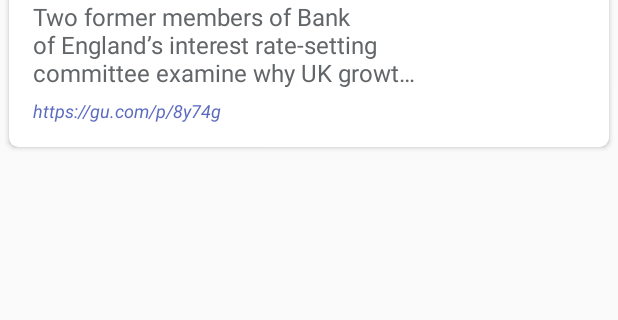
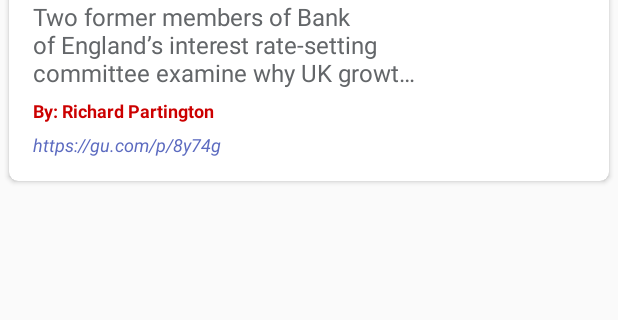
Before and after one commit to thewisemo/YourNews, an Android app: the layout list_item.xml on its own in the app's theme, with its tools: preview values and no code run, on a phone screen of 412 x 824 dp, the part 206-526 px from its top. Run offline under Robolectric (Android 15) with nearby library versions, the phone set to English and light mode, and no system bars.

Commit message:
2nd updated project for reviewing with : - Using swiperefreshlayout, So user can refresh the news without restarting the app. - Fetching the webTitle string key which holds the Story Author, Also changed the Query link from : https://content.guardianapis.com/search?q=debate%20AND%20(economy%20OR%20immigration%20education)&tag=politics/politics&from-date=2018-01-01&to-date=2018-06-01&page-size=100&show-fields=trailText,headline,thumbnail,shortUrl&api-key=test
To :
https://content.guardianapis.com/search?q=debate%20AND%20(economy%20OR%20immigration%20education)&tag=politics/politics&from-date=2018-01-01&to-date=2018-06-01&page-size=100&show-tags=contributor&show-fields=trailText,headline,thumbnail,shortUrl&api-key=test

```diff
--- a/app/src/main/res/layout-v21/list_item.xml
+++ /dev/null
@@ -1,91 +0,0 @@
-<?xml version="1.0" encoding="utf-8"?>
-<LinearLayout xmlns:android="http://schemas.android.com/apk/res/android"
-    xmlns:card_view="http://schemas.android.com/apk/res-auto"
-    xmlns:tools="http://schemas.android.com/tools"
-    android:id="@+id/cardView"
-    android:layout_width="match_parent"
-    android:layout_height="match_parent">
-
-    <android.support.v7.widget.CardView
-        android:layout_width="match_parent"
-        android:layout_height="wrap_content"
-        android:layout_margin="@dimen/sixDp"
-        card_view:cardCornerRadius="@dimen/sixDp"
-        card_view:contentPadding="@dimen/sixteenDp">
-        <!--Story Image View-->
-        <ImageView
-            android:id="@+id/story_thumb"
-            android:layout_width="@dimen/storyImageSize"
-            android:layout_height="@dimen/storyImageSize"
-            android:layout_gravity="end"
-            android:layout_marginTop="@dimen/thirtyFiveDp"
-            android:contentDescription="@string/story_image_thumbnail"
-            android:scaleType="centerCrop"
-            android:src="@mipmap/ic_launcher" />
-        <!--Start Story Section, date, time Text Vs-->
-        <LinearLayout
-            android:layout_width="match_parent"
-            android:layout_height="wrap_content"
-            android:orientation="horizontal">
-            <!--Story section name TV-->
-            <TextView
-                android:id="@+id/sectionName"
-                android:layout_width="wrap_content"
-                android:layout_height="wrap_content"
-                android:switchTextAppearance="@style/sectionName"
-                tools:text="Business" />
-            <!--Story Date TV-->
-            <TextView
-                android:id="@+id/dateTv"
-                style="@style/storyDate"
-                android:layout_width="wrap_content"
-                android:layout_height="wrap_content"
-                android:layout_marginStart="@dimen/tenDp"
-                tools:text="2018-05-29" />
-            <!--Story Time TV-->
-            <TextView
-                android:id="@+id/timeTv"
-                style="@style/storyTime"
-                android:layout_width="wrap_content"
-                android:layout_height="wrap_content"
-                android:layout_marginStart="@dimen/tenDp"
-                tools:text="11:57" />
-            <!--End Story Section, date, time Text Vs-->
-        </LinearLayout>
-        <!--Start Story Text Vs-->
-        <LinearLayout
-            android:layout_width="match_parent"
-            android:layout_height="match_parent"
-            android:layout_marginEnd="@dimen/storyTextMargin"
-            android:layout_marginTop="@dimen/thirtyFiveDp"
-            android:orientation="vertical">
-            <!--Story Head Line TV-->
-            <TextView
-                android:id="@+id/headline"
-                style="@style/StoryHeadLine"
-                android:layout_width="match_parent"
-                android:layout_height="wrap_content"
-                tools:text="@string/story_headline_demo" />
-            <!--Story Trail Text TV-->
-            <TextView
-                android:id="@+id/trailText"
-                style="@style/trailText"
-                android:layout_width="wrap_content"
-                android:layout_height="wrap_content"
-                android:layout_marginTop="@dimen/sixDp"
-                android:ellipsize="end"
-                android:maxLines="3"
-                tools:text="@string/trial_text_demo" />
-            <!--Story Short URL TV-->
-            <TextView
-                android:id="@+id/shortUrl"
-                style="@style/storyShortUrl"
-                android:layout_width="wrap_content"
-                android:layout_height="wrap_content"
-                android:layout_marginTop="@dimen/sixDp"
-                tools:text="https://gu.com/p/8y74g" />
-            <!--End Story Text Vs-->
-        </LinearLayout>
-    </android.support.v7.widget.CardView>
-
-</LinearLayout>
--- a/app/src/main/res/layout/list_item.xml
+++ b/app/src/main/res/layout/list_item.xml
@@ -79,6 +79,15 @@
                 android:ellipsize="end"
                 android:maxLines="3"
                 tools:text="@string/trial_text_demo" />
+            <!--Story Author TV-->
+            <TextView
+                android:id="@+id/author"
+                style="@style/storyAuthor"
+                android:layout_width="wrap_content"
+                android:layout_height="wrap_content"
+                android:layout_marginTop="@dimen/sixDp"
+                tools:text="By: Richard Partington" />
+
             <!--Story Short URL TV-->
             <TextView
                 android:id="@+id/shortUrl"
--- a/app/src/main/res/values-v21/strings.xml
+++ /dev/null
@@ -1,6 +0,0 @@
-<?xml version="1.0" encoding="utf-8"?>
-<resources>
-    <string name="not_defined">NOT DEFINED</string>
-    <string name="no_internet_connection">No Internet Connection!</string>
-    <string name="no_stories">No stories to be shown.</string>
-</resources>
--- a/app/src/main/res/values-v21/styles.xml
+++ /dev/null
@@ -1,43 +0,0 @@
-<resources>
-    <!-- Base application theme. -->
-    <style name="AppTheme" parent="Theme.AppCompat.Light.NoActionBar">
-        <!-- Customize your theme here. -->
-        <item name="colorPrimary">@color/colorPrimary</item>
-        <item name="colorPrimaryDark">@color/colorPrimaryDark</item>
-        <item name="colorAccent">@color/colorAccent</item>
-    </style>
-    <!--Story Headline-->
-    <style name="StoryHeadLine">
-        <item name="android:textSize">@dimen/twentySp</item>
-        <item name="android:textColor">@android:color/black</item>
-        <item name="android:textStyle">bold</item>
-    </style>
-    <!--Story Section Name-->
-    <style name="sectionName">
-        <item name="android:textSize">@dimen/fourteenSp</item>
-        <item name="android:textStyle">bold</item>
-    </style>
-    <!--Story Date-->
-    <style name="storyDate">
-        <item name="android:textSize">@dimen/twelveSp</item>
-        <item name="android:textStyle">bold</item>
-        <item name="android:textColor">@color/date</item>
-    </style>
-    <!--Story Time-->
-    <style name="storyTime">
-        <item name="android:textSize">@dimen/twelveSp</item>
-        <item name="android:textStyle">bold</item>
-        <item name="android:textColor">@color/time</item>
-    </style>
-    <!--Story Trail Text-->
-    <style name="trailText">
-        <item name="android:textSize">@dimen/sixteenSp</item>
-        <item name="android:textColor">@color/accent_device_default_light</item>
-    </style>
-    <!--Story Short URL-->
-    <style name="storyShortUrl">
-        <item name="android:textSize">@dimen/twelveSp</item>
-        <item name="android:textStyle">italic</item>
-        <item name="android:textColor">@color/shortUrl</item>
-    </style>
-</resources>
--- a/app/src/main/res/values/styles.xml
+++ b/app/src/main/res/values/styles.xml
@@ -1,3 +1,4 @@
+<?xml version="1.0" encoding="utf-8"?>
 <resources>
     <!-- Base application theme. -->
     <style name="AppTheme" parent="Theme.AppCompat.Light.NoActionBar">
@@ -29,6 +30,12 @@
         <item name="android:textStyle">bold</item>
         <item name="android:textColor">@color/time</item>
     </style>
+    <!--Story Author-->
+    <style name="storyAuthor">
+        <item name="android:textSize">@dimen/twelveSp</item>
+        <item name="android:textStyle">bold</item>
+        <item name="android:textColor">@android:color/holo_red_dark</item>
+    </style>
     <!--Story Trail Text-->
     <style name="trailText">
         <item name="android:textSize">@dimen/sixteenSp</item>
```
Also changed, not shown: app/build.gradle (+3 -5 lines), app/src/main/java/com/example/android/yournews/MainActivity.java (+27 -3 lines), app/src/main/java/com/example/android/yournews/QueryUtils.java (+16 -3 lines), app/src/main/java/com/example/android/yournews/Story.java (+8 -1 lines), app/src/main/java/com/example/android/yournews/StoryAdapter.java (+7 -0 lines), app/src/main/res/layout/activity_main.xml (+8 -1 lines), build.gradle (line endings or trailing spaces).
